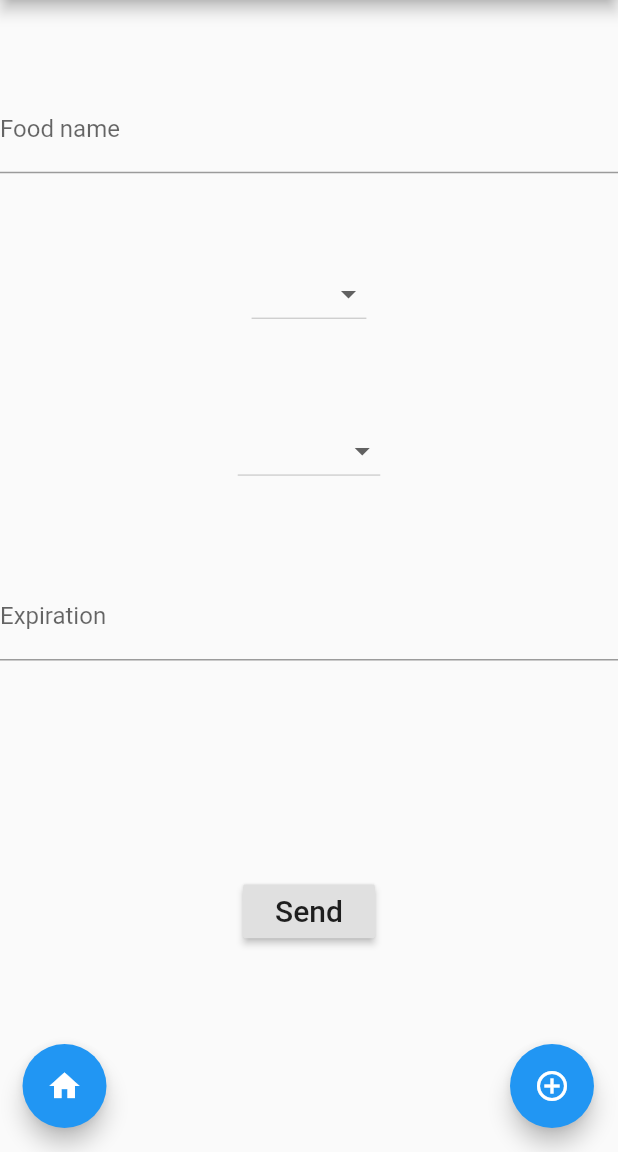
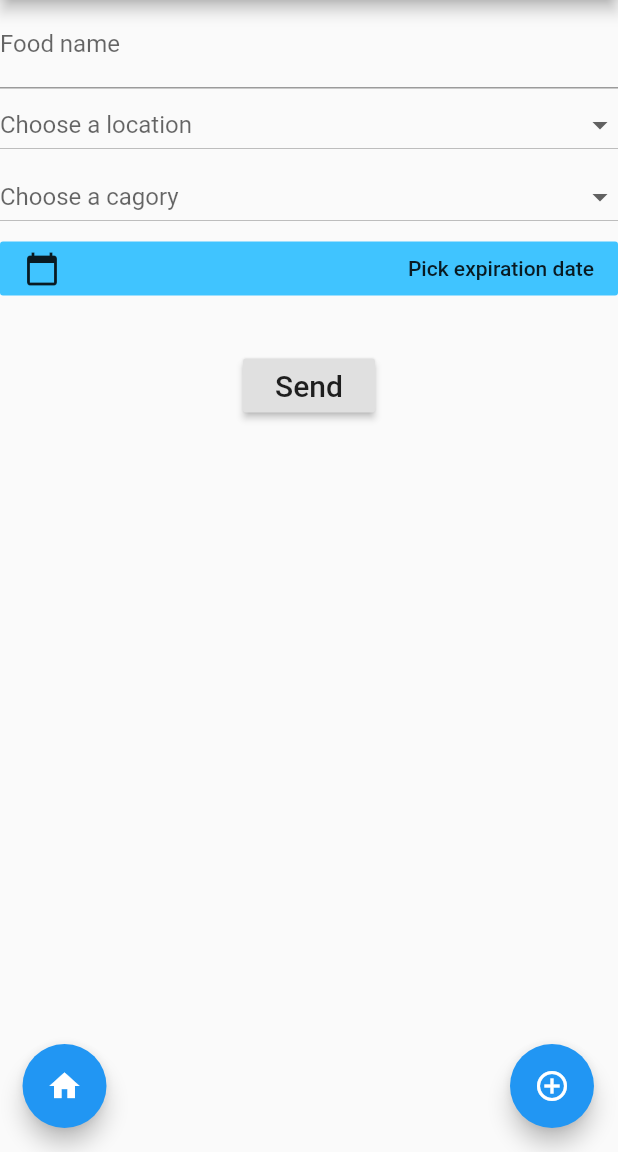
Before and after one commit to Goju-Ryu/c02324_cdio_final_frontend, a Flutter app: the screen it shows after launch, after a tap on the "add circle outline" icon, on a phone screen of 412 x 824 dp, the part 84-1236 px from its top. Run offline on Flutter 3.47's test engine with Material 2 defaults, Android fonts, the phone set to English and light mode, and no system bars; network calls fail.

Commit message:
Overhaul of the createItemPage

```diff
--- a/frontend_foodApp/lib/util/textStyles.dart
+++ b/frontend_foodApp/lib/util/textStyles.dart
@@ -1,11 +1,8 @@
 import 'package:flutter/material.dart';
 import 'stdColours.dart';
-class CustomTextStyle{
-  static TextStyle btnTxtStyle(){
-    return TextStyle(
+
+final btnTxtStyle = TextStyle(
       fontFamily: 'Mukta',
       fontSize: 40,
       color: btnTextColour,
     );
-  }
-}
--- a/frontend_foodApp/lib/view/pages/createItem.dart
+++ b/frontend_foodApp/lib/view/pages/createItem.dart
@@ -1,10 +1,10 @@
-import 'dart:convert';
 import 'package:flutter/material.dart';
 import 'package:semester2_cdio_final/rest/rest.dart' as rest;
 import 'package:semester2_cdio_final/util/enums.dart';
-import 'package:semester2_cdio_final/util/foodDTO.dart';
+import 'package:semester2_cdio_final/util/stdColours.dart';
+import 'package:semester2_cdio_final/util/textStyles.dart';
 
-class CreateItem extends StatefulWidget{
+class CreateItem extends StatefulWidget {
   @override
   _CreateItemState createState() => _CreateItemState();
 }
@@ -13,67 +13,100 @@ class _CreateItemState extends State<CreateItem> {
   TextEditingController _foodName = new TextEditingController();
   ELocation _location;
   ECategory _category;
-  TextEditingController _expDate = new TextEditingController();
+  DateTime _expDate;
 
+  //TextEditingController _expDate = new TextEditingController();
 
-  Widget build(BuildContext context){
-    return Column(
+  _pickDate() async {
+    _expDate = await showDatePicker(
+        context: context,
+        initialDate: DateTime.now().add(Duration(days: 1)),
+        firstDate: DateTime.now().add(Duration(days: -1)),
+        lastDate: DateTime(DateTime.now().year + 30) // last date is current year + 30 years
+    );
+  }
+
+  Widget build(BuildContext context) {
+    return SingleChildScrollView(
+      child: Container(
+        width: MediaQuery.of(context).size.width,
+        height: MediaQuery.of(context).size.height,
+        child: Column(
           children: <Widget>[
-        Flexible(
-          fit: FlexFit.tight,
-          flex: 5,
-          child:
             Column(
                 mainAxisAlignment: MainAxisAlignment.spaceEvenly,
                 crossAxisAlignment: CrossAxisAlignment.center,
                 children: <Widget>[
-                TextFormField( decoration: InputDecoration(
-                    labelText: "Food name"),
+                  TextFormField(
+                    decoration: InputDecoration(labelText: "Food name"),
                     controller: _foodName,
                   ),
-
                   DropdownButton(
                     value: _location,
                     items: generateSelectionList(ELocation.values),
-                    onChanged: (value) {setState((){_location = value;});},
+                    onChanged: (value) {
+                      setState(() {
+                        _location = value;
+                      });
+                    },
+                    hint: Text("Choose a location"),
+                    isExpanded: true,
                   ),
-
                   DropdownButton(
                     value: _category,
                     items: generateSelectionList(ECategory.values),
-                  onChanged: (value) {setState((){_category = value;});},
+                    onChanged: (value) {
+                      setState(() {
+                        _category = value;
+                      });
+                    },
+                    hint: Text("Choose a cagory"),
+                    isExpanded: true,
                   ),
-
-                TextFormField(
-                  decoration: InputDecoration( // TODO replace with scrolling date
-                  labelText: "Expiration"),
-                  controller: _expDate,
+                  (_location == ELocation.Freezer && _category != ECategory.Other)
+                      ? Container()
+                      : FlatButton(
+                    color: btnHighlightColour,
+                    child: Row(
+                        mainAxisAlignment: MainAxisAlignment.spaceBetween,
+                        children: [
+                      Icon(Icons.calendar_today),
+                      (_expDate == null)
+                          ? Text("Pick expiration date")
+                          : Text(_expDate.toString(), style: btnTxtStyle,)
+                    ]),
+                    onPressed: _pickDate,
                   ),
+//                    TextFormField(
+//                      decoration: InputDecoration(
+//                          // TODO replace with scrolling date
+//                          labelText: "Expiration"),
+//                      controller: _expDate,
+//                    ),
                   SizedBox(height: 30),
                   RaisedButton(
                     onPressed: () {
+                      //if (_foodName.text = null) {}
                         rest.addFood({
                           "foodName": _foodName.text,
                           "location": getLocationName(_location),
                           "category": getCategoryName(_category),
-                      "expDate": _expDate.text,
+                          "expDate": _expDate.millisecondsSinceEpoch.toString(),
                         });
                     }, //TODO implement method
-                  child: const Text(
-                      'Send',
-                      style: TextStyle(fontSize: 20)
+                    child: const Text('Send', style: TextStyle(fontSize: 20)),
+                  ),
+                ]),
+          ],
         ),
       ),
-              ]
-          ),
-        ),
-      ],
     );
   }
 }
 
 List<DropdownMenuItem> generateSelectionList(List list) {
-  List<DropdownMenuItem<dynamic>> menuItems = new List<DropdownMenuItem<dynamic>>();
+  List<DropdownMenuItem<dynamic>> menuItems =
+  new List<DropdownMenuItem<dynamic>>();
   for (int i = 0; i < list.length; i++) {
     menuItems.add(new DropdownMenuItem(
       value: list[i],
--- a/frontend_foodApp/lib/view/pages/mainMenu.dart
+++ b/frontend_foodApp/lib/view/pages/mainMenu.dart
@@ -22,7 +22,7 @@ class MainMenu extends StatelessWidget {
           child: MaterialButton(
             child: Text(
               "Freezer",
-              style: CustomTextStyle.btnTxtStyle(),
+              style: btnTxtStyle,
             ),
             onPressed: () {appState.selectPage(ItemList(ELocation.Freezer));},
             color: secondaryColour,
@@ -36,7 +36,7 @@ class MainMenu extends StatelessWidget {
           child: MaterialButton(
             child: Text(
               "Refrigerator",
-              style: CustomTextStyle.btnTxtStyle(),
+              style: btnTxtStyle,
             ),
             onPressed: () {appState.selectPage(ItemList(ELocation.Fridge));},
             color: secondaryColour,
@@ -50,7 +50,7 @@ class MainMenu extends StatelessWidget {
           child: MaterialButton(
             child: Text(
               "Pantry",
-              style: CustomTextStyle.btnTxtStyle(),
+              style: btnTxtStyle,
             ),
             onPressed: () {appState.selectPage(ItemList(ELocation.Pantry));},
             color: secondaryColour,
```
Lines whose indentation alone changed are shown as unchanged.
